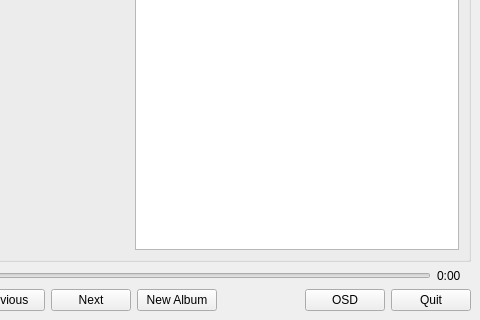
Above: src/ui/main.ui from vanzin/folderme before the change; both pictures show x 216 to 696 and y 197 to 517 of the 696 by 517 pixel window. Below: the same form after it.
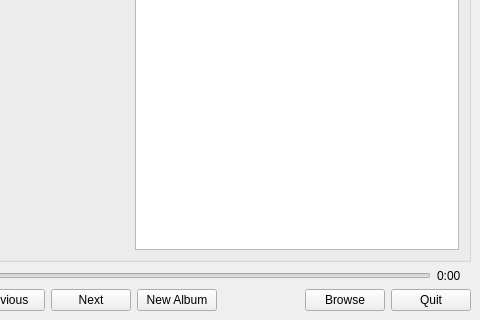
That is the form after the change.

```diff
--- a/src/ui/main.ui
+++ b/src/ui/main.ui
@@ -202,7 +202,7 @@
       <item>
        <widget class="QPushButton" name="osd">
         <property name="text">
-         <string>OSD</string>
+         <string>Browse</string>
         </property>
        </widget>
       </item>
```
Left out of the diff: 2 changed lines with no effect on the pictures.
